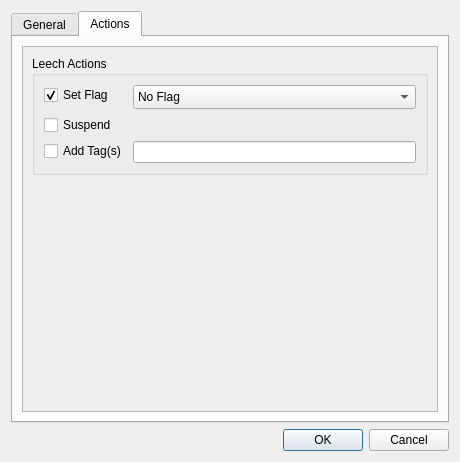
Before: the Qt Designer form res/ui/options_dialog.ui in iamjustkoi/LeechToolkit, drawn with Qt 5.
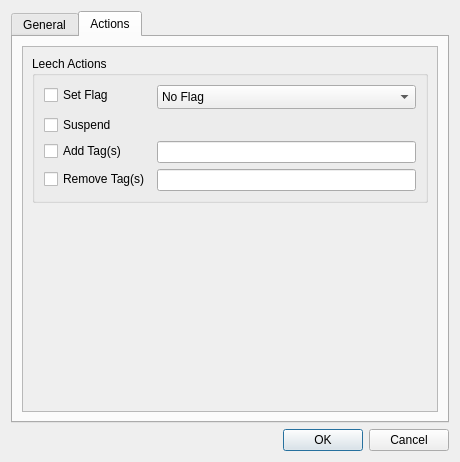
After: the same form once the commit is applied.

Commit message: Added options templates for removing tags

Diff of the .ui file:
```diff
--- a/res/ui/options_dialog.ui
+++ b/res/ui/options_dialog.ui
@@ -362,9 +362,6 @@
                   <property name="text">
                    <string>Set Flag</string>
                   </property>
-                  <property name="checked">
-                   <bool>true</bool>
-                  </property>
                  </widget>
                 </item>
                 <item row="0" column="1">
@@ -438,6 +435,23 @@
                   </property>
                  </widget>
                 </item>
+                <item row="4" column="0">
+                 <widget class="QCheckBox" name="removeTagsCheckbox">
+                  <property name="text">
+                   <string>Remove Tag(s)</string>
+                  </property>
+                 </widget>
+                </item>
+                <item row="4" column="1">
+                 <widget class="QLineEdit" name="removeTagsLine">
+                  <property name="sizePolicy">
+                   <sizepolicy hsizetype="Preferred" vsizetype="Fixed">
+                    <horstretch>0</horstretch>
+                    <verstretch>0</verstretch>
+                   </sizepolicy>
+                  </property>
+                 </widget>
+                </item>
                </layout>
               </item>
              </layout>
```
The commit also changes 2 other files.
